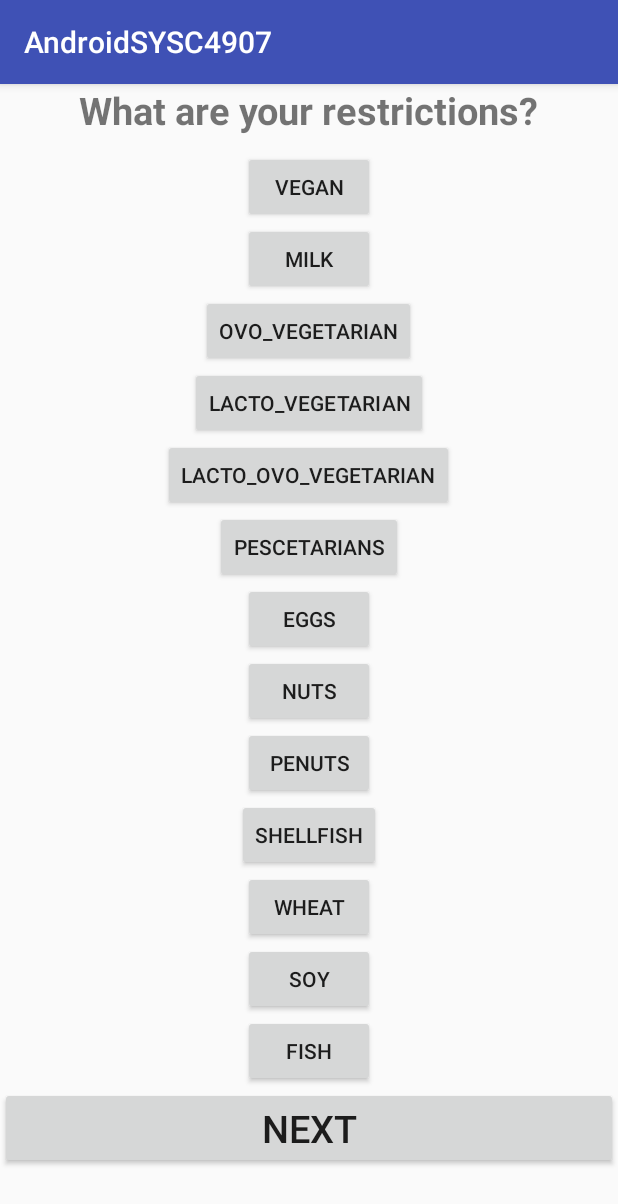
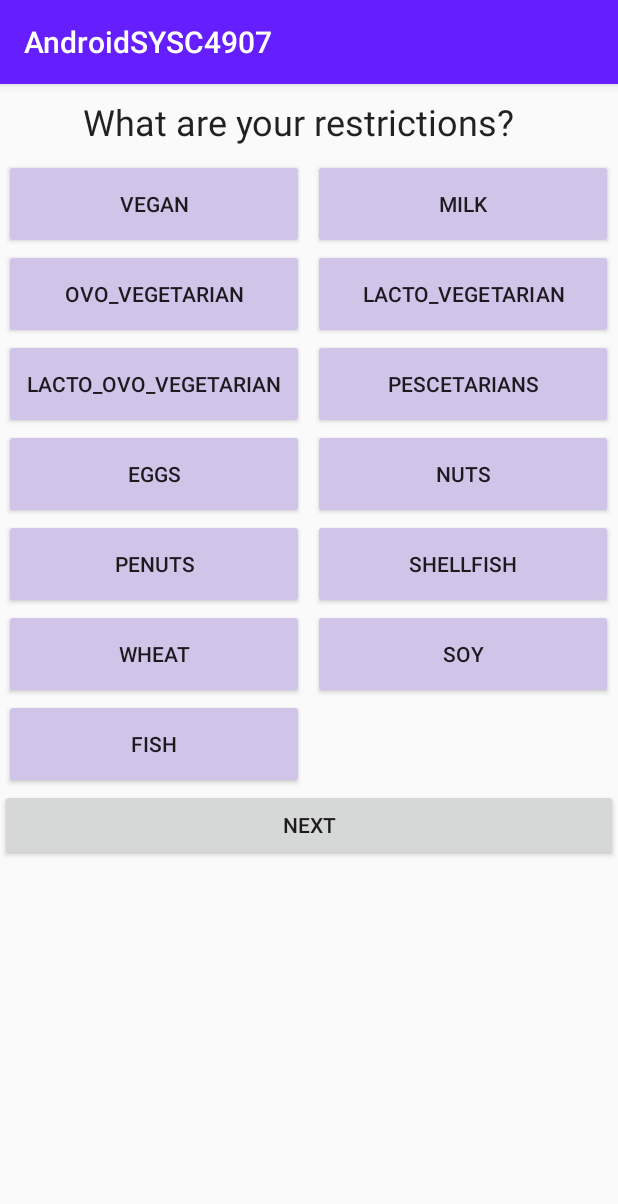
Before and after one commit to SupriyaGadigone/AndroidSYSC4907, an Android app: the QuizActivity screen opened directly, with no data from a screen before it, on a phone screen of 412 x 824 dp. Shown: the top 1204 px of the screen. Run offline under Robolectric (Android 15) with nearby library versions, the phone set to English and light mode, and no system bars.

Commit message:
grid layout for quiz, added menu (not tested with read nfc again)

```diff
--- a/app/src/main/java/com/example/supriyagadigone/androidsysc4907/Customer/Quiz/QuizActivity.java
+++ b/app/src/main/java/com/example/supriyagadigone/androidsysc4907/Customer/Quiz/QuizActivity.java
@@ -4,6 +4,7 @@ import android.content.Intent;
 import android.os.Bundle;
 import android.support.v7.app.AppCompatActivity;
 import android.support.v7.widget.DefaultItemAnimator;
+import android.support.v7.widget.GridLayoutManager;
 import android.support.v7.widget.LinearLayoutManager;
 import android.support.v7.widget.RecyclerView;
 import android.view.View;
@@ -24,12 +25,12 @@ public class QuizActivity extends AppCompatActivity {
     @Override
     protected void onCreate(Bundle savedInstanceState) {
         super.onCreate(savedInstanceState);
-        setContentView(R.layout.quiz_activity);
+        setContentView(R.layout.quiz_activity_grid);
 
         mRecyclerView = findViewById(R.id.recycler_View);
         mQuizAdapter = new QuizAdapter(RestrictionsData.values(), getApplicationContext());
 
-        RecyclerView.LayoutManager mLayoutManager = new LinearLayoutManager(getApplicationContext());
+        RecyclerView.LayoutManager mLayoutManager = new GridLayoutManager(this, 2);
         mRecyclerView.setItemAnimator(new DefaultItemAnimator());
         mRecyclerView.setLayoutManager(mLayoutManager);
         mRecyclerView.setAdapter(mQuizAdapter);
--- /dev/null
+++ b/app/src/main/res/layout/quiz_activity_grid.xml
@@ -0,0 +1,39 @@
+<?xml version="1.0" encoding="utf-8"?>
+<LinearLayout
+    xmlns:android="http://schemas.android.com/apk/res/android"
+    xmlns:app="http://schemas.android.com/apk/res-auto"
+    android:layout_width="fill_parent"
+    android:layout_height="wrap_content"
+    android:orientation="vertical">
+
+    <TextView
+        android:id="@+id/textView"
+        android:layout_width="398dp"
+        android:layout_height="50dp"
+        android:text="@string/food_restriction_question"
+        android:textAppearance="@style/TextAppearance.AppCompat.Headline"
+        android:gravity="center"/>
+
+    <android.support.v7.widget.RecyclerView
+        android:id="@+id/recycler_View"
+        android:layout_width="match_parent"
+        android:layout_height="match_parent" />
+
+    <RelativeLayout
+        xmlns:android="http://schemas.android.com/apk/res/android"
+        android:id="@+id/grid_layout"
+        android:layout_width="match_parent"
+        android:layout_height="match_parent"
+        android:columnCount="2">
+        android:layout_margin="50dp">
+
+        <Button
+            android:id="@+id/next_button"
+            android:layout_width="match_parent"
+            android:layout_height="wrap_content"
+            android:text="@string/next" />
+
+        >
+
+    </RelativeLayout>
+</LinearLayout>
--- a/app/src/main/res/layout/quiz_list_row.xml
+++ b/app/src/main/res/layout/quiz_list_row.xml
@@ -1,15 +1,16 @@
 <?xml version="1.0" encoding="utf-8"?>
-<RelativeLayout
-    xmlns:android="http://schemas.android.com/apk/res/android"
+<RelativeLayout xmlns:android="http://schemas.android.com/apk/res/android"
     android:layout_width="fill_parent"
     android:layout_height="wrap_content"
     android:background="?android:attr/selectableItemBackground">
 
     <Button
         android:id="@+id/food_restriction_name"
-        android:layout_width="wrap_content"
-        android:layout_height="wrap_content"
-        android:text="@string/food_restriction_name_string"
-        android:layout_centerInParent="true"/>
+        android:layout_width="200dp"
+        android:layout_height="60dp"
+        android:layout_alignParentTop="true"
+        android:layout_centerHorizontal="true"
+        android:backgroundTint="@color/quizButton"
+        android:text="@string/food_restriction_name_string" />
 
 </RelativeLayout>
--- a/app/src/main/res/values/colors.xml
+++ b/app/src/main/res/values/colors.xml
@@ -1,6 +1,7 @@
 <?xml version="1.0" encoding="utf-8"?>
 <resources>
-    <color name="colorPrimary">#3F51B5</color>
+    <color name="colorPrimary">#651fff</color>
     <color name="colorPrimaryDark">#303F9F</color>
     <color name="colorAccent">#FF4081</color>
+    <color name="quizButton">#d1c4e9</color>
 </resources>
--- a/build.gradle
+++ b/build.gradle
@@ -7,7 +7,7 @@ buildscript {
         jcenter()
     }
     dependencies {
-        classpath 'com.android.tools.build:gradle:3.2.0'
+        classpath 'com.android.tools.build:gradle:3.2.1'
 
 
         // NOTE: Do not place your application dependencies here; they belong
```
Also changed, not shown: app/src/main/java/com/example/supriyagadigone/androidsysc4907/Customer/CustomerLandingPage.java (+26 -0 lines), app/src/main/res/layout/customer_landing_page_activity.xml (+8 -6 lines), app/src/main/res/menu/options_customer.xml (added, +8 -0 lines).
